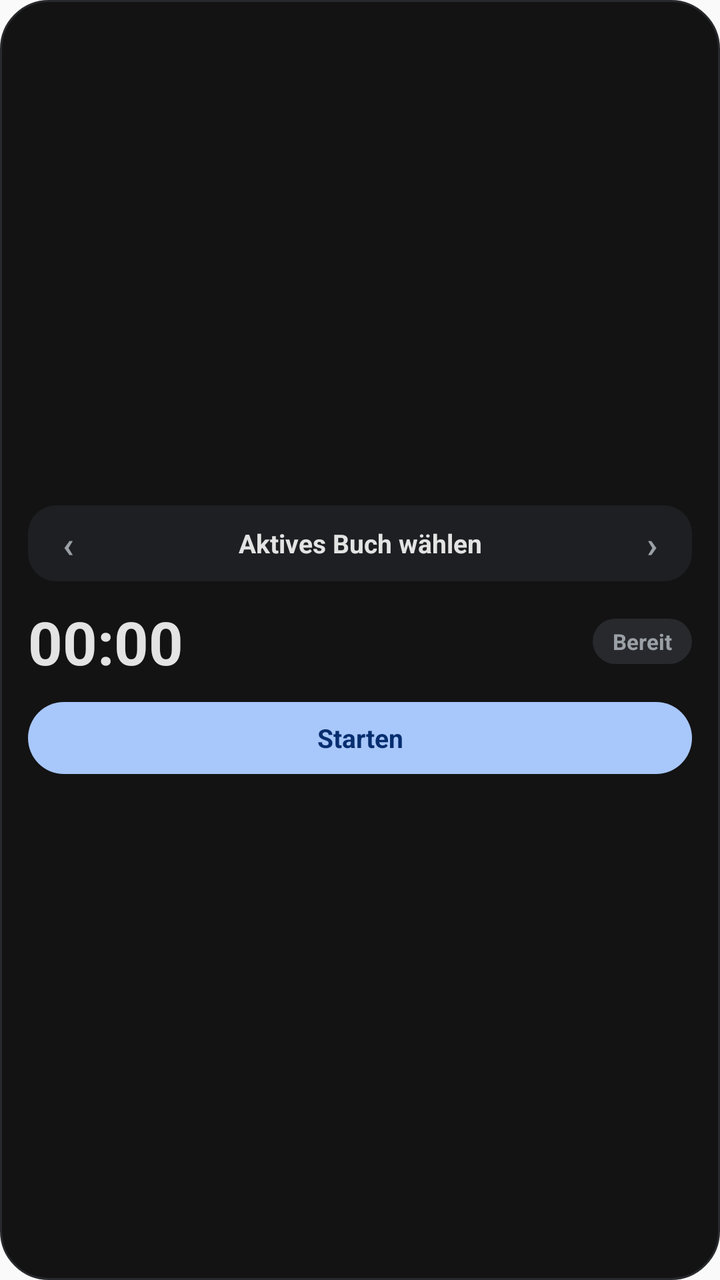
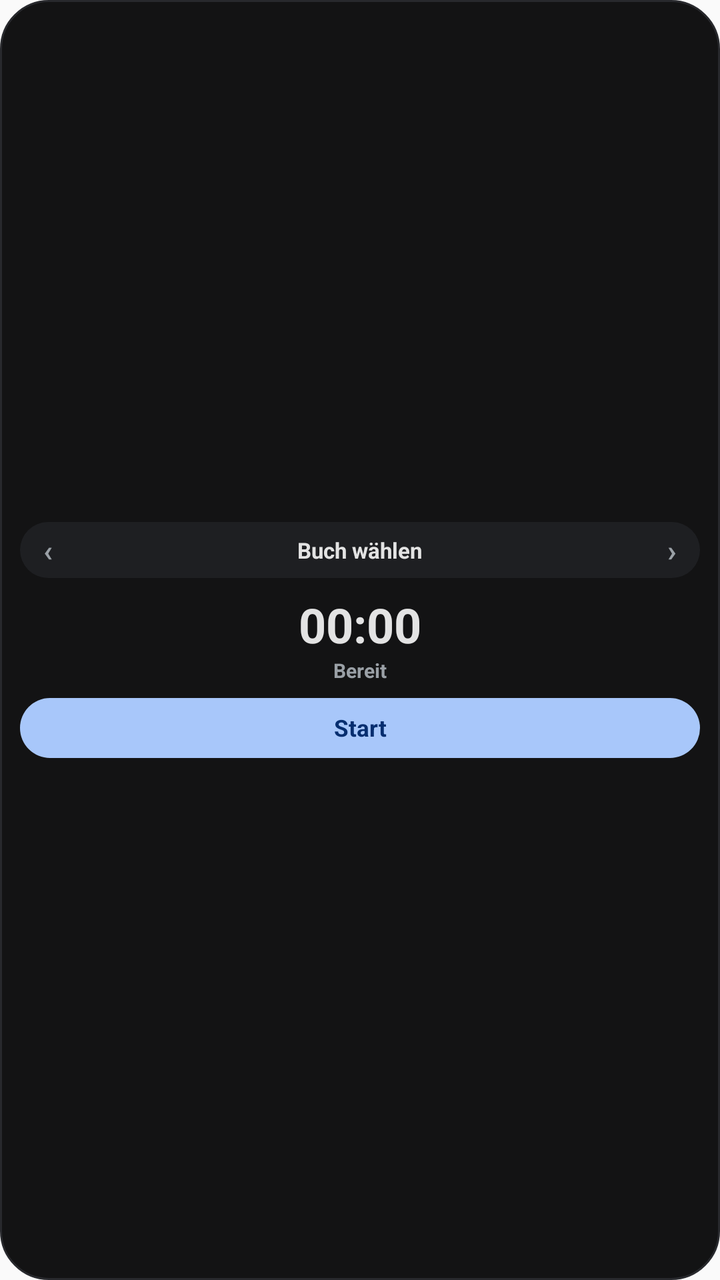

Two renders of the same Android screen: before a commit and after it. Below are the layout's source before the change and the commit's diff.
<!-- AndroidManifest.xml: application theme AppTheme -->
<!-- res/layout/widget_reading_timer.xml -->
<?xml version="1.0" encoding="utf-8"?>
<LinearLayout xmlns:android="http://schemas.android.com/apk/res/android"
    android:id="@+id/widget_reading_root"
    android:layout_width="match_parent"
    android:layout_height="match_parent"
    android:background="@drawable/widget_bg_dark"
    android:orientation="vertical"
    android:padding="14dp"
    android:gravity="center_vertical">

    
    <LinearLayout
        android:layout_width="match_parent"
        android:layout_height="wrap_content"
        android:background="@drawable/widget_surface_pill"
        android:gravity="center_vertical"
        android:orientation="horizontal"
        android:paddingStart="6dp"
        android:paddingEnd="6dp"
        android:paddingTop="5dp"
        android:paddingBottom="5dp">

        <TextView
            android:id="@+id/btn_prev_book"
            android:layout_width="28dp"
            android:layout_height="28dp"
            android:gravity="center"
            android:text="‹"
            android:textColor="#9AA0A6"
            android:textSize="18sp"
            android:textStyle="bold" />

        <TextView
            android:id="@+id/tv_book_name"
            android:layout_width="0dp"
            android:layout_height="wrap_content"
            android:layout_weight="1"
            android:ellipsize="end"
            android:gravity="center"
            android:maxLines="1"
            android:paddingStart="6dp"
            android:paddingEnd="6dp"
            android:text="Aktives Buch wählen"
            android:textColor="#E3E3E3"
            android:textSize="13sp"
            android:textStyle="bold" />

        <TextView
            android:id="@+id/btn_next_book"
            android:layout_width="28dp"
            android:layout_height="28dp"
            android:gravity="center"
            android:text="›"
            android:textColor="#9AA0A6"
            android:textSize="18sp"
            android:textStyle="bold" />
    </LinearLayout>

    
    <LinearLayout
        android:layout_width="match_parent"
        android:layout_height="wrap_content"
        android:layout_marginTop="10dp"
        android:layout_marginBottom="10dp"
        android:gravity="center_vertical"
        android:orientation="horizontal">

        <Chronometer
            android:id="@+id/chronometer_timer"
            android:layout_width="0dp"
            android:layout_height="wrap_content"
            android:layout_weight="1"
            android:textColor="#A8C7FA"
            android:textSize="30sp"
            android:textStyle="bold"
            android:visibility="gone" />

        <TextView
            android:id="@+id/tv_paused_time"
            android:layout_width="0dp"
            android:layout_height="wrap_content"
            android:layout_weight="1"
            android:text="00:00"
            android:textColor="#E3E3E3"
            android:textSize="30sp"
            android:textStyle="bold" />

        <TextView
            android:id="@+id/tv_timer_status"
            android:layout_width="wrap_content"
            android:layout_height="wrap_content"
            android:background="@drawable/widget_btn_surface"
            android:paddingStart="10dp"
            android:paddingEnd="10dp"
            android:paddingTop="4dp"
            android:paddingBottom="4dp"
            android:text="Bereit"
            android:textColor="#9AA0A6"
            android:textSize="11sp"
            android:textStyle="bold" />
    </LinearLayout>

    
    <LinearLayout
        android:layout_width="match_parent"
        android:layout_height="wrap_content"
        android:orientation="horizontal">

        <TextView
            android:id="@+id/btn_toggle_timer"
            android:layout_width="0dp"
            android:layout_height="36dp"
            android:layout_weight="1"
            android:background="@drawable/widget_btn_primary"
            android:gravity="center"
            android:text="Starten"
            android:textColor="#062E6F"
            android:textSize="13sp"
            android:textStyle="bold" />

        <TextView
            android:id="@+id/btn_finish_timer"
            android:layout_width="0dp"
            android:layout_height="36dp"
            android:layout_marginStart="8dp"
            android:layout_weight="1"
            android:background="@drawable/widget_btn_danger"
            android:gravity="center"
            android:text="Beenden"
            android:textColor="#F2B8B5"
            android:textSize="13sp"
            android:textStyle="bold"
            android:visibility="gone" />
    </LinearLayout>

</LinearLayout>
<!-- resources referenced by this layout -->
<resources>
  <!-- drawable widget_bg_dark (drawable) -->
  <?xml version="1.0" encoding="utf-8"?>
  <shape xmlns:android="http://schemas.android.com/apk/res/android" android:shape="rectangle">
      <solid android:color="#131314" />
      <corners android:radius="24dp" />
      <stroke android:width="1dp" android:color="#28292D" />
  </shape>
  <!-- drawable widget_btn_danger (drawable) -->
  <?xml version="1.0" encoding="utf-8"?>
  <shape xmlns:android="http://schemas.android.com/apk/res/android" android:shape="rectangle">
      <solid android:color="#3D2226" />
      <corners android:radius="999dp" />
  </shape>
  <!-- drawable widget_btn_primary (drawable) -->
  <?xml version="1.0" encoding="utf-8"?>
  <shape xmlns:android="http://schemas.android.com/apk/res/android" android:shape="rectangle">
      <solid android:color="#A8C7FA" />
      <corners android:radius="999dp" />
  </shape>
  <!-- drawable widget_btn_surface (drawable) -->
  <?xml version="1.0" encoding="utf-8"?>
  <shape xmlns:android="http://schemas.android.com/apk/res/android" android:shape="rectangle">
      <solid android:color="#28292D" />
      <corners android:radius="999dp" />
  </shape>
  <!-- drawable widget_surface_pill (drawable) -->
  <?xml version="1.0" encoding="utf-8"?>
  <shape xmlns:android="http://schemas.android.com/apk/res/android" android:shape="rectangle">
      <solid android:color="#1E1F22" />
      <corners android:radius="14dp" />
  </shape>
  <style name="AppTheme" parent="Theme.AppCompat.Light.DarkActionBar">
          
          <item name="colorPrimary">@color/colorPrimary</item>
          <item name="colorPrimaryDark">@color/colorPrimaryDark</item>
          <item name="colorAccent">@color/colorAccent</item>
      </style>
</resources>

<!-- the commit's change to res/layout/widget_reading_timer.xml (unified diff, before → after) -->
@@ -5,7 +5,7 @@
     android:layout_height="match_parent"
     android:background="@drawable/widget_bg_dark"
     android:orientation="vertical"
-    android:padding="14dp"
+    android:padding="10dp"
     android:gravity="center_vertical">
 
     
@@ -15,19 +15,19 @@
         android:background="@drawable/widget_surface_pill"
         android:gravity="center_vertical"
         android:orientation="horizontal"
-        android:paddingStart="6dp"
-        android:paddingEnd="6dp"
-        android:paddingTop="5dp"
-        android:paddingBottom="5dp">
+        android:paddingStart="3dp"
+        android:paddingEnd="3dp"
+        android:paddingTop="3dp"
+        android:paddingBottom="3dp">
 
         <TextView
             android:id="@+id/btn_prev_book"
-            android:layout_width="28dp"
-            android:layout_height="28dp"
+            android:layout_width="22dp"
+            android:layout_height="22dp"
             android:gravity="center"
             android:text="‹"
             android:textColor="#9AA0A6"
-            android:textSize="18sp"
+            android:textSize="15sp"
             android:textStyle="bold" />
 
         <TextView
@@ -38,21 +38,21 @@
             android:ellipsize="end"
             android:gravity="center"
             android:maxLines="1"
-            android:paddingStart="6dp"
-            android:paddingEnd="6dp"
-            android:text="Aktives Buch wählen"
+            android:paddingStart="2dp"
+            android:paddingEnd="2dp"
+            android:text="Buch wählen"
             android:textColor="#E3E3E3"
-            android:textSize="13sp"
+            android:textSize="11sp"
             android:textStyle="bold" />
 
         <TextView
             android:id="@+id/btn_next_book"
-            android:layout_width="28dp"
-            android:layout_height="28dp"
+            android:layout_width="22dp"
+            android:layout_height="22dp"
             android:gravity="center"
             android:text="›"
             android:textColor="#9AA0A6"
-            android:textSize="18sp"
+            android:textSize="15sp"
             android:textStyle="bold" />
     </LinearLayout>
 
@@ -60,43 +60,36 @@
     <LinearLayout
         android:layout_width="match_parent"
         android:layout_height="wrap_content"
-        android:layout_marginTop="10dp"
-        android:layout_marginBottom="10dp"
-        android:gravity="center_vertical"
-        android:orientation="horizontal">
+        android:layout_marginTop="7dp"
+        android:layout_marginBottom="7dp"
+        android:gravity="center"
+        android:orientation="vertical">
 
         <Chronometer
             android:id="@+id/chronometer_timer"
-            android:layout_width="0dp"
+            android:layout_width="wrap_content"
             android:layout_height="wrap_content"
-            android:layout_weight="1"
             android:textColor="#A8C7FA"
-            android:textSize="30sp"
+            android:textSize="24sp"
             android:textStyle="bold"
             android:visibility="gone" />
 
         <TextView
             android:id="@+id/tv_paused_time"
-            android:layout_width="0dp"
+            android:layout_width="wrap_content"
             android:layout_height="wrap_content"
-            android:layout_weight="1"
             android:text="00:00"
             android:textColor="#E3E3E3"
-            android:textSize="30sp"
+            android:textSize="24sp"
             android:textStyle="bold" />
 
         <TextView
             android:id="@+id/tv_timer_status"
             android:layout_width="wrap_content"
             android:layout_height="wrap_content"
-            android:background="@drawable/widget_btn_surface"
-            android:paddingStart="10dp"
-            android:paddingEnd="10dp"
-            android:paddingTop="4dp"
-            android:paddingBottom="4dp"
             android:text="Bereit"
             android:textColor="#9AA0A6"
-            android:textSize="11sp"
+            android:textSize="10sp"
             android:textStyle="bold" />
     </LinearLayout>
 
@@ -109,26 +102,28 @@
         <TextView
             android:id="@+id/btn_toggle_timer"
             android:layout_width="0dp"
-            android:layout_height="36dp"
+            android:layout_height="30dp"
             android:layout_weight="1"
             android:background="@drawable/widget_btn_primary"
             android:gravity="center"
-            android:text="Starten"
+            android:maxLines="1"
+            android:text="Start"
             android:textColor="#062E6F"
-            android:textSize="13sp"
+            android:textSize="11.5sp"
             android:textStyle="bold" />
 
         <TextView
             android:id="@+id/btn_finish_timer"
             android:layout_width="0dp"
-            android:layout_height="36dp"
-            android:layout_marginStart="8dp"
+            android:layout_height="30dp"
+            android:layout_marginStart="6dp"
             android:layout_weight="1"
             android:background="@drawable/widget_btn_danger"
             android:gravity="center"
-            android:text="Beenden"
+            android:maxLines="1"
+            android:text="Stopp"
             android:textColor="#F2B8B5"
-            android:textSize="13sp"
+            android:textSize="11.5sp"
             android:textStyle="bold"
             android:visibility="gone" />
     </LinearLayout>
<!-- resource entries referenced after the edit -->
@@ -19,12 +19,6 @@
       <solid android:color="#A8C7FA" />
       <corners android:radius="999dp" />
   </shape>
-  <!-- drawable widget_btn_surface (drawable) -->
-  <?xml version="1.0" encoding="utf-8"?>
-  <shape xmlns:android="http://schemas.android.com/apk/res/android" android:shape="rectangle">
-      <solid android:color="#28292D" />
-      <corners android:radius="999dp" />
-  </shape>
   <!-- drawable widget_surface_pill (drawable) -->
   <?xml version="1.0" encoding="utf-8"?>
   <shape xmlns:android="http://schemas.android.com/apk/res/android" android:shape="rectangle">
